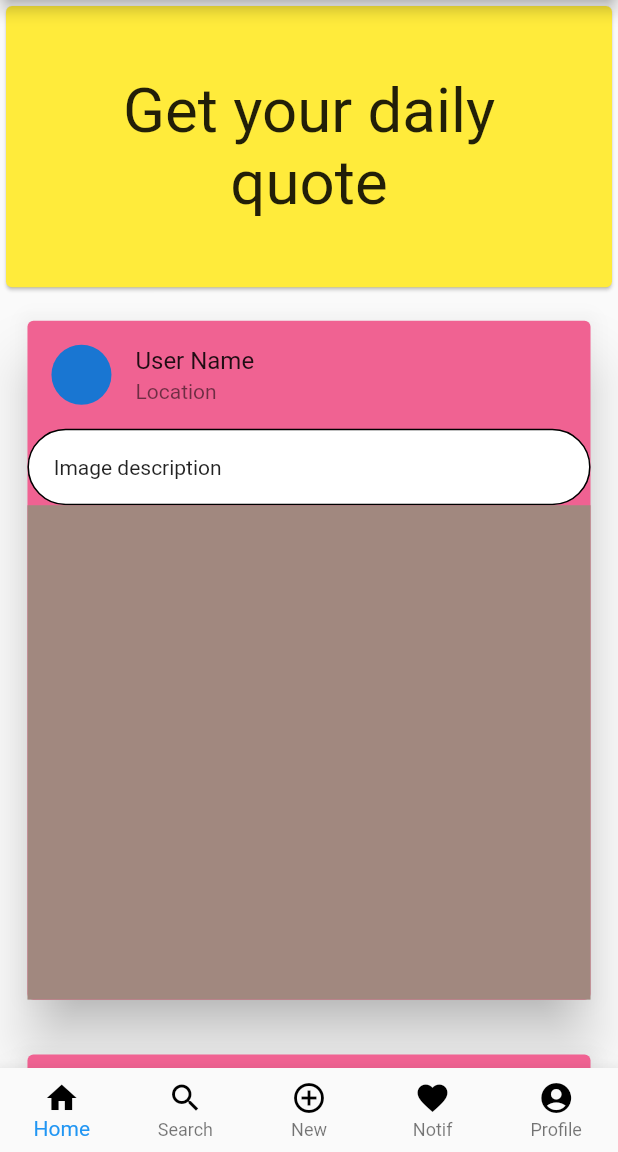
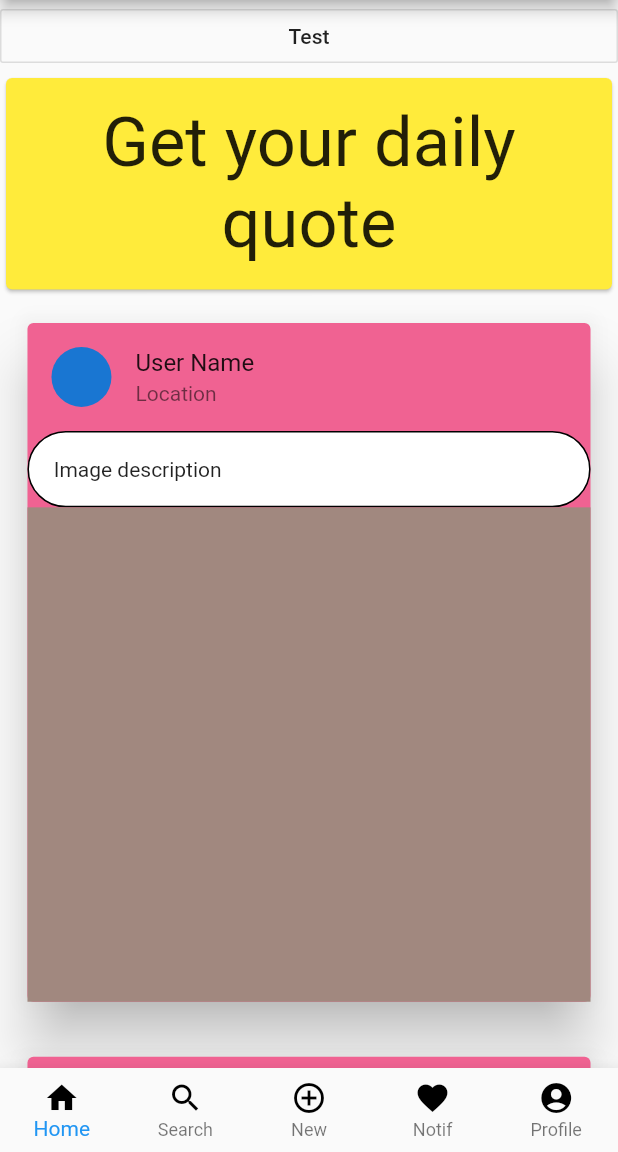
Before and after one commit to Rishabh510/devseek, a Flutter app: the screen it shows after launch, on a phone screen of 412 x 824 dp, the part 84-1236 px from its top. Run offline on Flutter 3.47's test engine with Material 2 defaults, Android fonts, the phone set to English and light mode, and no system bars; our stand-ins replace flutter_screenutil; statements that could not run were skipped.

Commit message:
lesson_10 complete

```diff
--- a/lib/views/homeView.dart
+++ b/lib/views/homeView.dart
@@ -1,9 +1,25 @@
+import 'dart:convert';
+
 import 'package:flutter/cupertino.dart';
 import 'package:flutter/material.dart';
 import 'package:flutter_screenutil/flutter_screenutil.dart';
+import 'package:http/http.dart' as http;
 import '../constants.dart';
 
-class HomeView extends StatelessWidget {
+class HomeView extends StatefulWidget {
+  @override
+  _HomeViewState createState() => _HomeViewState();
+}
+
+class _HomeViewState extends State<HomeView> {
+  static const url = 'https://api.quotable.io/random';
+
+  Future<void> getRandomQuote() async {
+    final response = await http.get(url);
+    print(response.body);
+    // return jsonDecode(response.body);
+  }
+
   @override
   Widget build(BuildContext context) {
     return Scaffold(
@@ -19,13 +35,19 @@ class HomeView extends StatelessWidget {
         child: Column(
           crossAxisAlignment: CrossAxisAlignment.stretch,
           children: [
+            OutlineButton(
+              onPressed: () {
+                getRandomQuote();
+              },
+              child: Text('Test'),
+            ),
             Card(
               color: Colors.yellow,
               child: Padding(
-                padding: EdgeInsets.all(40.w),
+                padding: EdgeInsets.all(0.04.wp),
                 child: Text(
                   'Get your daily quote',
-                  style: TextStyle(fontSize: 36.sp),
+                  style: TextStyle(fontSize: 40.sp),
                   textAlign: TextAlign.center,
                 ),
               ),
--- a/pubspec.yaml
+++ b/pubspec.yaml
@@ -12,6 +12,7 @@ dependencies:
     sdk: flutter
   cupertino_icons: ^1.0.0
   flutter_screenutil: 3.0.0-beta.1
+  http: ^0.12.2
 
 dev_dependencies:
   flutter_test:
```
Also changed, not shown: pubspec.lock, 1 other file.
